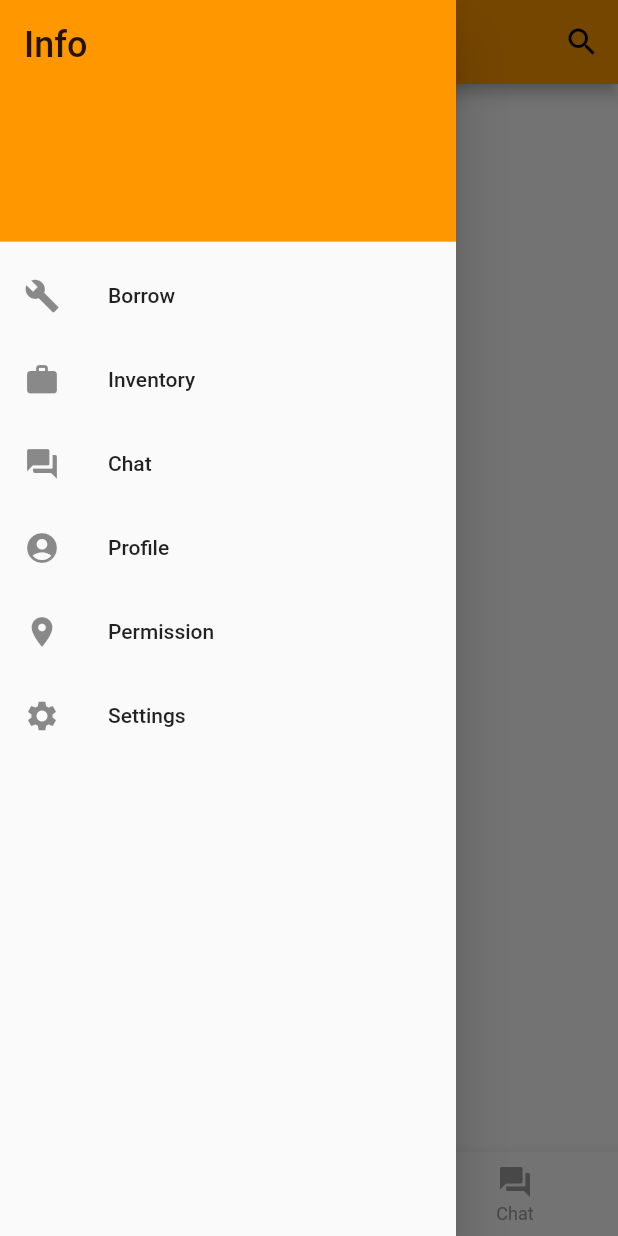
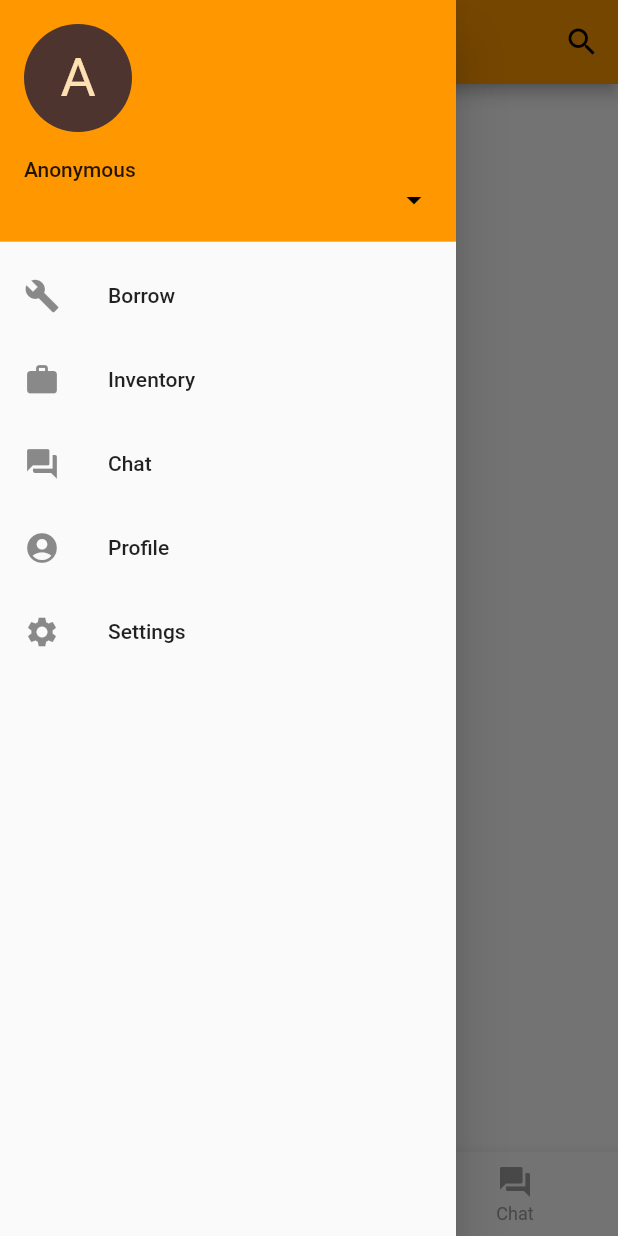
Before and after one commit to Sowdiyeah/kitley, a Flutter app: the screen it shows after launch, with the side drawer open, on a phone screen of 412 x 824 dp. Run offline on Flutter 3.47's test engine with Material 2 defaults, Android fonts, the phone set to English and light mode, and no system bars; our stand-ins replace cached_network_image, cloud_firestore, firebase_auth, geolocator, google_sign_in, shared_preferences; accounts and stored records are empty.

Commit message:
Prettify header with UserAccountsDrawerHeader

```diff
--- a/lib/main.dart
+++ b/lib/main.dart
@@ -1,5 +1,6 @@
 import 'package:flutter/material.dart';
-import 'package:geolocator/geolocator.dart';
+import 'package:shared_preferences/shared_preferences.dart';
+import 'package:cached_network_image/cached_network_image.dart';
 
 import 'package:kitley/pages/chat_page.dart';
 import 'package:kitley/pages/inventory_page.dart';
@@ -47,21 +48,79 @@ class MyAppState extends State<MyApp> {
               : Container(),
         ],
       ),
-      drawer: Drawer(
-        child: ListView(
+      drawer: _Drawer(),
+      body: _widgetOptions[_selectedIndex],
+      bottomNavigationBar: _buildBottomNavigationBar(context),
+    );
+  }
+
+  BottomNavigationBar _buildBottomNavigationBar(BuildContext context) {
+    return BottomNavigationBar(
+      selectedItemColor: Theme.of(context).primaryColor,
+      unselectedItemColor: Colors.grey,
+      items: <BottomNavigationBarItem>[
+        BottomNavigationBarItem(
+          icon: Icon(Icons.build),
+          title: Text('Borrow'),
+        ),
+        BottomNavigationBarItem(
+          icon: Icon(Icons.work),
+          title: Text('Inventory'),
+        ),
+        BottomNavigationBarItem(
+          icon: Icon(Icons.question_answer),
+          title: Text('Chat'),
+        ),
+      ],
+      onTap: (int index) {
+        setState(() {
+          _selectedIndex = index;
+        });
+      },
+      currentIndex: _selectedIndex,
+    );
+  }
+}
+
+class _Drawer extends StatefulWidget {
+  @override
+  _DrawerState createState() => _DrawerState();
+}
+
+class _DrawerState extends State<_Drawer> {
+  bool _showUserDetails = false;
+  bool _loggedIn = false;
+
+  @override
+  Widget build(BuildContext context) {
+    return Drawer(
+      child: Column(
+        children: <Widget>[
+          _buildDrawerHeader(context),
+          Expanded(
+            child: _showUserDetails ? _buildUserDetail() : _buildDrawerList(),
+          ),
+        ],
+      ),
+    );
+  }
+
+  ListView _buildUserDetail() {
+    return ListView(
       padding: EdgeInsets.zero,
       children: <Widget>[
-            DrawerHeader(
-              decoration: BoxDecoration(
-                color: Theme.of(context).primaryColor,
+        ListTile(
+          leading: Icon(Icons.exit_to_app),
+          title: Text('Log in'),
         ),
-              child: Text(
-                'Info',
-                style: TextStyle(
-                  fontSize: 24,
-                ),
-              ),
-            ),
+      ],
+    );
+  }
+
+  ListView _buildDrawerList() {
+    return ListView(
+      padding: EdgeInsets.zero,
+      children: <Widget>[
         ListTile(
           leading: Icon(Icons.build),
           title: Text('Borrow'),
@@ -81,38 +140,8 @@ class MyAppState extends State<MyApp> {
           leading: Icon(Icons.account_circle),
           title: Text('Profile'),
           onTap: () {
-                Navigator.push(context, MaterialPageRoute(builder: (context) => ProfilePage()));
-              },
-            ),
-            FutureBuilder(
-              initialData: GeolocationStatus.unknown,
-              future: Geolocator().checkGeolocationPermissionStatus(),
-              builder: (BuildContext context, AsyncSnapshot<GeolocationStatus> snapshot) {
-                if (snapshot.hasError) {
-                  return ListTile(
-                    leading: Icon(Icons.not_listed_location),
-                    title: Text('Permission'),
-                  );
-                }
-
-                switch (snapshot.data) {
-                  case GeolocationStatus.granted:
-                    return ListTile(leading: Icon(Icons.location_on), title: Text('Permission'));
-                  case GeolocationStatus.denied:
-                    return ListTile(
-                      leading: Icon(Icons.location_off),
-                      title: Text('Permission'),
-                      onTap: () async {
-                        await Geolocator().getCurrentPosition();
-                        setState(() {});
-                      },
-                    );
-                  default:
-                    return ListTile(
-                      leading: Icon(Icons.not_listed_location),
-                      title: Text('Permission'),
-                    );
-                }
+            Navigator.push(context,
+                MaterialPageRoute(builder: (context) => ProfilePage()));
           },
         ),
         ListTile(
@@ -120,24 +149,27 @@ class MyAppState extends State<MyApp> {
           title: Text('Settings'),
         ),
       ],
+    );
+  }
+
+  UserAccountsDrawerHeader _buildDrawerHeader(BuildContext context) {
+    return _anonymousDrawerHeader();
+  }
+
+  UserAccountsDrawerHeader _anonymousDrawerHeader() {
+    return UserAccountsDrawerHeader(
+      arrowColor: Colors.black,
+      accountName: Text('Anonymous'),
+      accountEmail: Text(''),
+      currentAccountPicture: CircleAvatar(
+        backgroundColor: Colors.brown.shade800,
+        child: Text('A', style: TextStyle(fontSize: 36)),
       ),
-      ),
-      body: _widgetOptions[_selectedIndex],
-      bottomNavigationBar: BottomNavigationBar(
-        selectedItemColor: Theme.of(context).primaryColor,
-        unselectedItemColor: Colors.grey,
-        items: <BottomNavigationBarItem>[
-          BottomNavigationBarItem(icon: Icon(Icons.build), title: Text('Borrow')),
-          BottomNavigationBarItem(icon: Icon(Icons.work), title: Text('Inventory')),
-          BottomNavigationBarItem(icon: Icon(Icons.question_answer), title: Text('Chat')),
-        ],
-        onTap: (int index) {
+      onDetailsPressed: () {
         setState(() {
-            _selectedIndex = index;
+          _showUserDetails = !_showUserDetails;
         });
       },
-        currentIndex: _selectedIndex,
-      ),
     );
   }
 }
```
Lines whose indentation alone changed are shown as unchanged.
